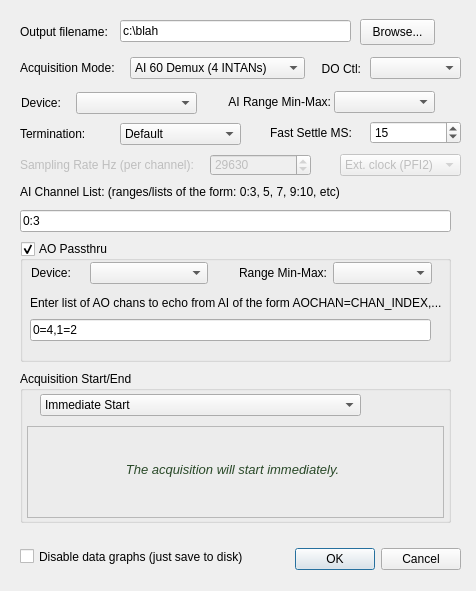
This is ConfigureDialog.ui in acorver/SpikeGL as Qt 5 draws it before an edit. The edited form follows.
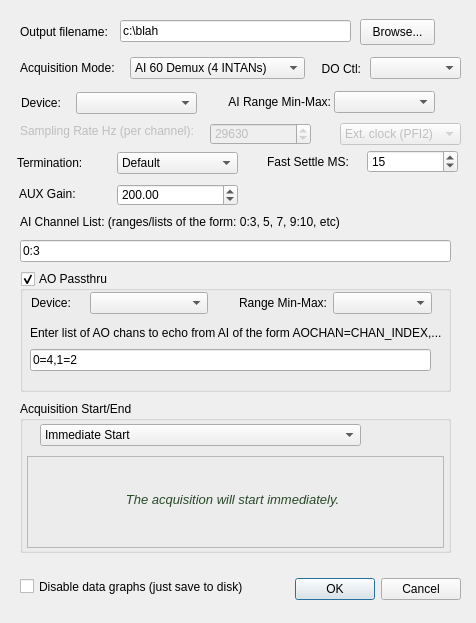
This is the edited form. Icons and pictures are not drawn.

Commit message: Working on bugs & features for Leonardo: So far I just got: - AuxGain in UI and mV/V scale in graphs - Fast settle bug fix - Added more fields to data file .meta file - Made graphs able to graph 1ms of time - Tweak to compile HPFilter.cpp - Bumped version - Straight AI always uses internal clock - Other small fixes.. still working on it!

The edit to the form file:
```diff
--- a/ConfigureDialog.ui
+++ b/ConfigureDialog.ui
@@ -9,7 +9,7 @@
     <x>0</x>
     <y>0</y>
     <width>476</width>
-    <height>591</height>
+    <height>623</height>
    </rect>
   </property>
   <property name="windowTitle" >
@@ -29,7 +29,7 @@
    <property name="geometry" >
     <rect>
      <x>290</x>
-     <y>543</y>
+     <y>573</y>
      <width>171</width>
      <height>32</height>
     </rect>
@@ -128,7 +128,7 @@
    <property name="geometry" >
     <rect>
      <x>20</x>
-     <y>210</y>
+     <y>240</y>
      <width>431</width>
      <height>22</height>
     </rect>
@@ -144,7 +144,7 @@
    <property name="geometry" >
     <rect>
      <x>20</x>
-     <y>184</y>
+     <y>214</y>
      <width>421</width>
      <height>16</height>
     </rect>
@@ -160,7 +160,7 @@
    <property name="geometry" >
     <rect>
      <x>20</x>
-     <y>241</y>
+     <y>271</y>
      <width>431</width>
      <height>121</height>
     </rect>
@@ -278,7 +278,7 @@
    <property name="geometry" >
     <rect>
      <x>20</x>
-     <y>157</y>
+     <y>123</y>
      <width>181</width>
      <height>16</height>
     </rect>
@@ -297,7 +297,7 @@
    <property name="geometry" >
     <rect>
      <x>210</x>
-     <y>154</y>
+     <y>123</y>
      <width>101</width>
      <height>22</height>
     </rect>
@@ -322,7 +322,7 @@
    <property name="geometry" >
     <rect>
      <x>340</x>
-     <y>154</y>
+     <y>123</y>
      <width>121</width>
      <height>22</height>
     </rect>
@@ -342,7 +342,7 @@
    <property name="geometry" >
     <rect>
      <x>20</x>
-     <y>546</y>
+     <y>576</y>
      <width>251</width>
      <height>21</height>
     </rect>
@@ -358,7 +358,7 @@
    <property name="geometry" >
     <rect>
      <x>20</x>
-     <y>371</y>
+     <y>401</y>
      <width>431</width>
      <height>152</height>
     </rect>
@@ -551,8 +551,8 @@
   <widget class="QComboBox" name="aiTerminationCB" >
    <property name="geometry" >
     <rect>
-     <x>120</x>
-     <y>123</y>
+     <x>117</x>
+     <y>152</y>
      <width>121</width>
      <height>22</height>
     </rect>
@@ -589,8 +589,8 @@
   <widget class="QLabel" name="aiTerminationLabel" >
    <property name="geometry" >
     <rect>
-     <x>20</x>
-     <y>123</y>
+     <x>17</x>
+     <y>152</y>
      <width>101</width>
      <height>22</height>
     </rect>
@@ -605,8 +605,8 @@
   <widget class="QSpinBox" name="fastSettleSB" >
    <property name="geometry" >
     <rect>
-     <x>370</x>
-     <y>121</y>
+     <x>367</x>
+     <y>150</y>
      <width>91</width>
      <height>23</height>
     </rect>
@@ -627,8 +627,8 @@
   <widget class="QLabel" name="fastSettleLbl" >
    <property name="geometry" >
     <rect>
-     <x>270</x>
-     <y>123</y>
+     <x>267</x>
+     <y>152</y>
      <width>91</width>
      <height>20</height>
     </rect>
@@ -643,6 +643,47 @@
     <set>Qt::AlignLeading|Qt::AlignLeft|Qt::AlignVCenter</set>
    </property>
   </widget>
+  <widget class="QLabel" name="auxGainLbl" >
+   <property name="geometry" >
+    <rect>
+     <x>19</x>
+     <y>183</y>
+     <width>101</width>
+     <height>22</height>
+    </rect>
+   </property>
+   <property name="toolTip" >
+    <string>The gain setting on the external amplifier.  Incoming sample voltages are divided by this value when graphing to screen.</string>
+   </property>
+   <property name="text" >
+    <string>AUX Gain:</string>
+   </property>
+   <property name="alignment" >
+    <set>Qt::AlignLeading|Qt::AlignLeft|Qt::AlignVCenter</set>
+   </property>
+  </widget>
+  <widget class="QDoubleSpinBox" name="auxGainSB" >
+   <property name="geometry" >
+    <rect>
+     <x>117</x>
+     <y>184</y>
+     <width>121</width>
+     <height>22</height>
+    </rect>
+   </property>
+   <property name="toolTip" >
+    <string>The gain setting on the external amplifier.  Incoming sample voltages are divided by this value when graphing to screen.</string>
+   </property>
+   <property name="minimum" >
+    <double>0.010000000000000</double>
+   </property>
+   <property name="maximum" >
+    <double>1000000.000000000000000</double>
+   </property>
+   <property name="value" >
+    <double>200.000000000000000</double>
+   </property>
+  </widget>
  </widget>
  <resources/>
  <connections>
```
Left out of the diff: 22 changed lines with no effect on the pictures. The commit also changes 9 other files.
